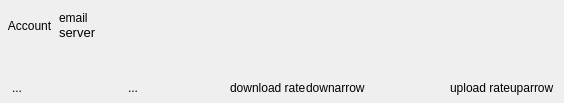
Old version of the form ui/cloud-view.ui in the repository haiwen/seafile-client.
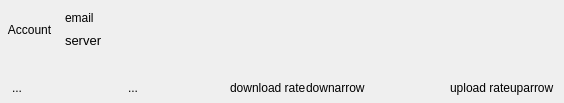
New version of the form.

The edit to the form file:
```diff
--- a/ui/cloud-view.ui
+++ b/ui/cloud-view.ui
@@ -31,6 +31,9 @@
    </property>
    <item>
     <layout class="QHBoxLayout" name="horizontalLayout">
+     <property name="bottomMargin">
+      <number>6</number>
+     </property>
      <item>
       <widget class="QToolButton" name="mAccountBtn">
        <property name="text">
@@ -46,6 +49,12 @@
      </item>
      <item>
       <layout class="QVBoxLayout" name="verticalLayout">
+       <property name="spacing">
+        <number>8</number>
+       </property>
+       <property name="leftMargin">
+        <number>6</number>
+       </property>
        <item>
         <widget class="QLabel" name="mEmail">
          <property name="text">
```
